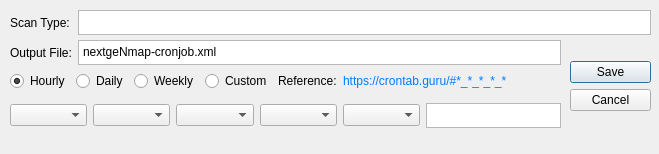
Above: scheduler_dialog.ui from quippy-dev/nextgenmap before the change. Below: the same form after it.
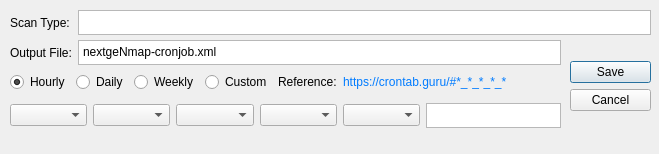
That is the form after the change.

Commit message:
Implement QProcess and add vuln result dialog
- Replace subprocess with QProcess in GUI class
- Remove NmapScanThread class
- Improve argument handling using shlex
- Add dynamic vulnerability scanner results dialog
- Include Show Results button for each port row
- Add Help/Documentation tab for future use
- Include missing UDP/TCP profiles, leave Custom blank

The edit to the form file:
```diff
--- a/scheduler_dialog.ui
+++ b/scheduler_dialog.ui
@@ -156,7 +156,7 @@
      <x>10</x>
      <y>70</y>
      <width>551</width>
-     <height>22</height>
+     <height>24</height>
     </rect>
    </property>
    <layout class="QHBoxLayout" name="horizontalLayout">
```
Left out of the diff: 8 changed lines with no effect on the pictures. The commit also changes 3 other files.
